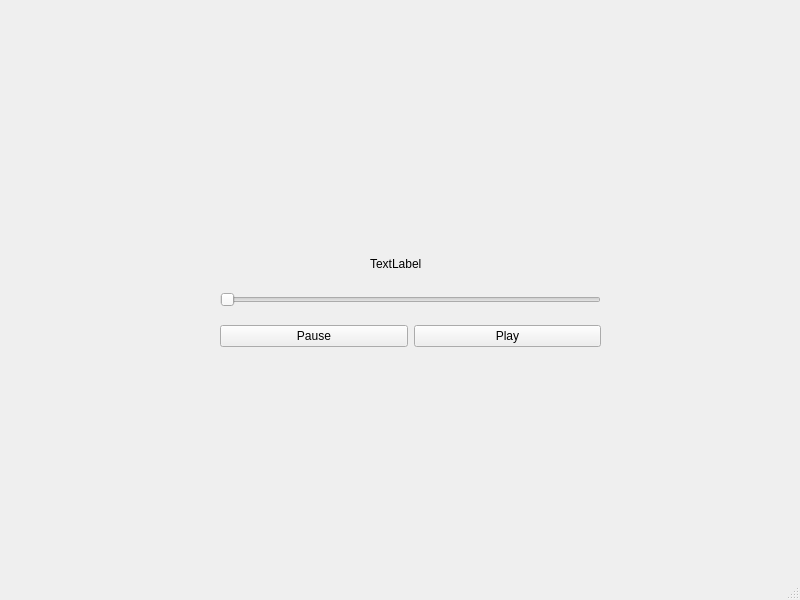
L140-beep/py-player, file pyplayer/interfaces/ui/MainWindow.ui: the form before one commit.
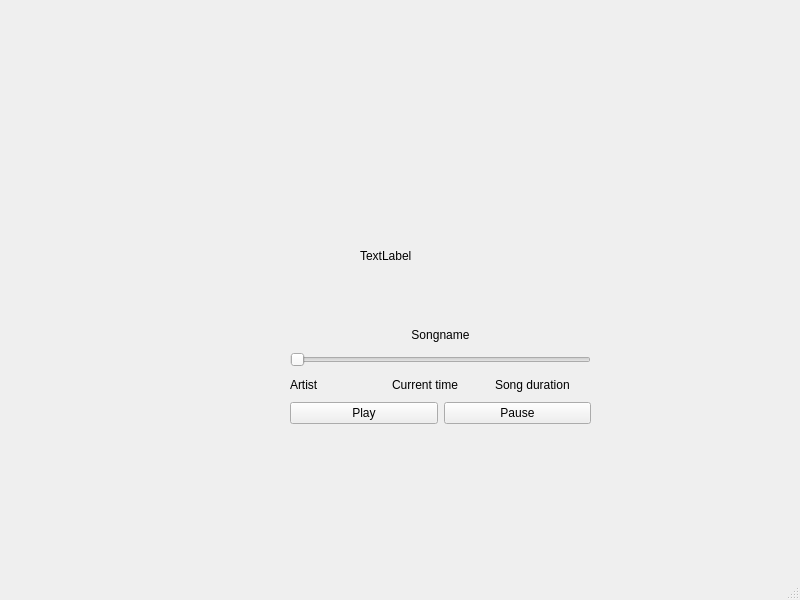
The form after the commit.

Commit message: audio time slider

The edit to the form file:
```diff
--- a/pyplayer/interfaces/ui/MainWindow.ui
+++ b/pyplayer/interfaces/ui/MainWindow.ui
@@ -17,39 +17,65 @@
    <widget class="QWidget" name="gridLayoutWidget">
     <property name="geometry">
      <rect>
-      <x>9</x>
-      <y>40</y>
-      <width>16</width>
-      <height>16</height>
+      <x>290</x>
+      <y>323</y>
+      <width>301</width>
+      <height>101</height>
      </rect>
     </property>
-    <layout class="QVBoxLayout" name="verticalLayout"/>
-   </widget>
-   <widget class="QWidget" name="gridLayoutWidget_2">
-    <property name="geometry">
-     <rect>
-      <x>220</x>
-      <y>280</y>
-      <width>381</width>
-      <height>81</height>
-     </rect>
-    </property>
-    <layout class="QGridLayout" name="gridLayout">
-     <item row="0" column="0" colspan="2">
+    <layout class="QVBoxLayout" name="verticalLayout_3">
+     <item>
+      <widget class="QLabel" name="songname_label">
+       <property name="text">
+        <string>Songname</string>
+       </property>
+       <property name="alignment">
+        <set>Qt::AlignCenter</set>
+       </property>
+      </widget>
+     </item>
+     <item>
       <widget class="QSlider" name="time_bar">
        <property name="orientation">
         <enum>Qt::Horizontal</enum>
        </property>
       </widget>
      </item>
-     <item row="1" column="1">
+     <item>
+      <layout class="QHBoxLayout" name="horizontalLayout_2">
+       <item>
+        <widget class="QLabel" name="artistname_label">
+         <property name="text">
+          <string>Artist</string>
+         </property>
+        </widget>
+       </item>
+       <item>
+        <widget class="QLabel" name="currenttime_label">
+         <property name="text">
+          <string>Current time</string>
+         </property>
+        </widget>
+       </item>
+       <item>
+        <widget class="QLabel" name="songduration_label">
+         <property name="text">
+          <string>Song duration</string>
+         </property>
+        </widget>
+       </item>
+      </layout>
+     </item>
+     <item>
+      <layout class="QHBoxLayout" name="horizontalLayout">
+       <item>
       <widget class="QPushButton" name="play_button">
        <property name="text">
         <string>Play</string>
        </property>
       </widget>
      </item>
-     <item row="1" column="0">
+       <item>
       <widget class="QPushButton" name="pause_button">
        <property name="text">
         <string>Pause</string>
@@ -57,14 +83,16 @@
       </widget>
      </item>
     </layout>
+     </item>
+    </layout>
    </widget>
    <widget class="QLabel" name="time_label">
     <property name="geometry">
      <rect>
-      <x>370</x>
-      <y>250</y>
-      <width>71</width>
-      <height>27</height>
+      <x>360</x>
+      <y>190</y>
+      <width>151</width>
+      <height>131</height>
      </rect>
     </property>
     <property name="text">
```
Left out of the diff: 4 changed lines with no effect on the pictures. Lines whose indentation alone changed are shown as unchanged. The commit also changes 3 other files.
